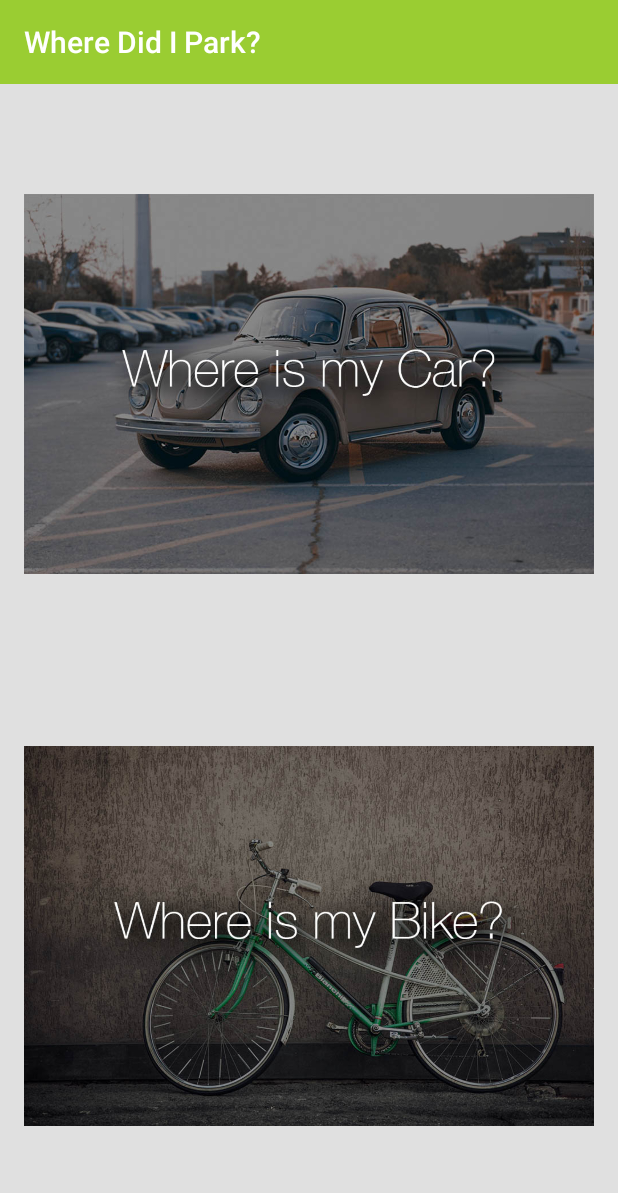
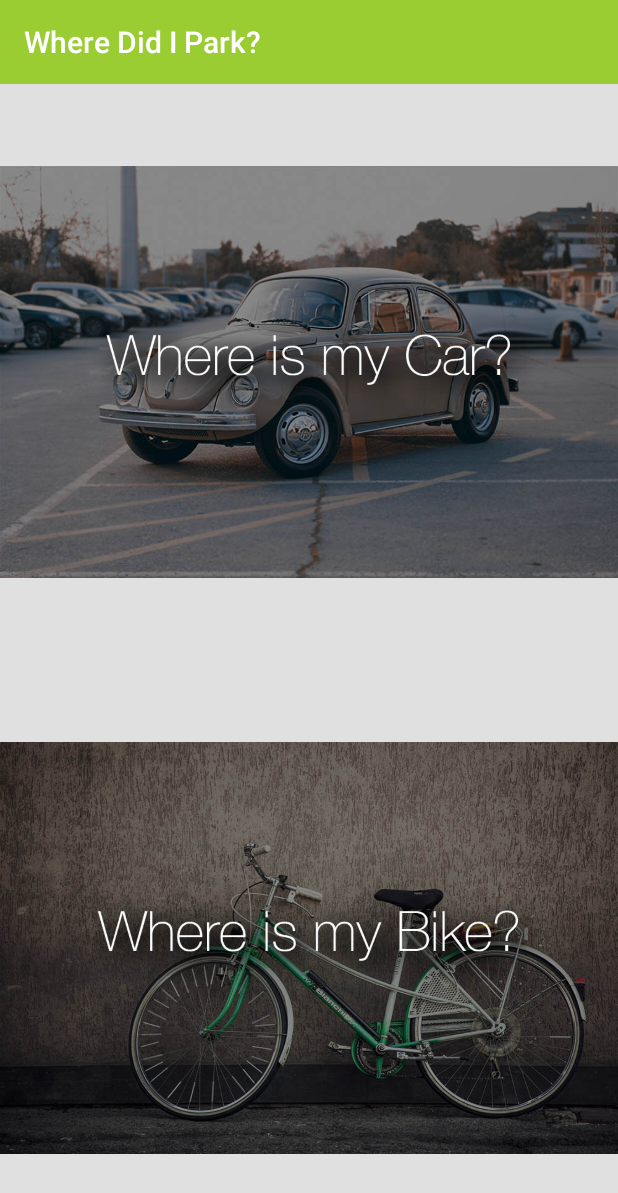
Before and after one commit to jordanpichler/WhereDidIPark, an Android app: the screen it shows after launch (MainActivity), on a phone screen of 412 x 824 dp. Shown: the top 1193 px of the screen. Run offline under Robolectric (Android 15) with nearby library versions, the phone set to English and light mode, and no system bars.

Commit message:
- changed padding in layouts to give app more modern look

```diff
--- a/app/src/main/res/layout/activity_main.xml
+++ b/app/src/main/res/layout/activity_main.xml
@@ -2,10 +2,7 @@
                 xmlns:tools="http://schemas.android.com/tools"
                 android:layout_width="match_parent"
                 android:layout_height="match_parent"
-                android:paddingLeft="@dimen/activity_horizontal_margin"
-                android:paddingRight="@dimen/activity_horizontal_margin"
-                android:paddingTop="@dimen/activity_vertical_margin"
-                android:paddingBottom="@dimen/activity_vertical_margin"
+
                 tools:context=".MainActivity">
 
     <LinearLayout
@@ -17,7 +14,7 @@
 
         <ImageView
             android:layout_width="match_parent"
-            android:layout_height="wrap_content"
+            android:layout_height="match_parent"
             android:text="@string/where_is_my_car"
             android:id="@+id/main_where_is_car"
             android:layout_weight="70"
@@ -25,7 +22,7 @@
 
         <ImageView
             android:layout_width="match_parent"
-            android:layout_height="wrap_content"
+            android:layout_height="match_parent"
             android:text="@string/where_is_my_bike"
             android:id="@+id/main_where_is_bike"
             android:src="@drawable/main_bike_button"
--- a/app/src/main/res/values/dimens.xml
+++ b/app/src/main/res/values/dimens.xml
@@ -1,5 +1,5 @@
 <resources>
     <!-- Default screen margins, per the Android Design guidelines. -->
-    <dimen name="activity_horizontal_margin">16dp</dimen>
-    <dimen name="activity_vertical_margin">16dp</dimen>
+    <dimen name="activity_horizontal_margin">10dp</dimen>
+    <dimen name="activity_vertical_margin">10dp</dimen>
 </resources>
```
Also changed, not shown: app/src/main/res/layout/activity_where_bike.xml (+7 -5 lines), app/src/main/res/layout/activity_where_car.xml (+5 -5 lines), 1 other file.
